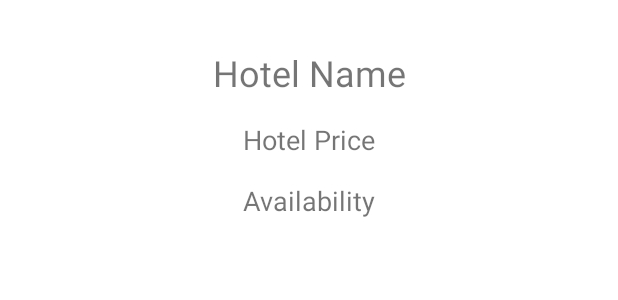
After one commit to sylvesterterdoo/MCDA5550_A00472836, an Android app: the layout hotel_guest_details_layout.xml on its own in the app's theme, with its tools: preview values and no code run, on a phone screen of 412 x 824 dp. The commit adds this screen. Shown: the top 300 px of the screen. Run offline under Robolectric (Android 15) with nearby library versions, the phone set to English and light mode, and no system bars.

Commit message:
added third page

```diff
--- a/app/src/main/AndroidManifest.xml
+++ b/app/src/main/AndroidManifest.xml
@@ -23,6 +23,7 @@
                 <category android:name="android.intent.category.LAUNCHER" />
             </intent-filter>
         </activity>
+        <activity android:name=".HotelGuestDetails" />
     </application>
 
     <uses-permission android:name="android.permission.INTERNET" />
--- a/app/src/main/java/com/example/hotel_reservation_system_project/HotelGuestDetails.kt
+++ b/app/src/main/java/com/example/hotel_reservation_system_project/HotelGuestDetails.kt
@@ -1,4 +1,23 @@
 package com.example.hotel_reservation_system_project
 
-class HotelGuestDetails {
+import android.os.Bundle
+import android.widget.TextView
+import androidx.appcompat.app.AppCompatActivity
+
+class HotelGuestDetails : AppCompatActivity() {
+
+    override fun onCreate(savedInstanceState: Bundle?) {
+        super.onCreate(savedInstanceState)
+        setContentView(R.layout.hotel_guest_details_layout)
+
+        // Retrieve data passed from previous activity
+        val hotelName = intent.getStringExtra("hotelName")
+        val hotelPrice = intent.getStringExtra("hotelPrice")
+        val hotelAvailability = intent.getStringExtra("hotelAvailability")
+
+        // Update TextViews with retrieved data
+        findViewById<TextView>(R.id.hotel_name_text_view).text = hotelName
+        findViewById<TextView>(R.id.hotel_price_text_view).text = "Price: $hotelPrice"
+        findViewById<TextView>(R.id.hotel_availability_text_view).text = "Availability: $hotelAvailability"
+    }
 }
--- a/app/src/main/java/com/example/hotel_reservation_system_project/HotelSearchFragment.kt
+++ b/app/src/main/java/com/example/hotel_reservation_system_project/HotelSearchFragment.kt
@@ -1,5 +1,6 @@
 package com.example.hotel_reservation_system_project
 
+import HotelsListFragment
 import android.app.DatePickerDialog
 import android.os.Build
 import android.os.Bundle
--- a/app/src/main/java/com/example/hotel_reservation_system_project/HotelsListFragment.kt
+++ b/app/src/main/java/com/example/hotel_reservation_system_project/HotelsListFragment.kt
@@ -1,3 +1,4 @@
+/*
 package com.example.hotel_reservation_system_project
 
 import android.content.Intent
@@ -114,13 +115,16 @@ class HotelsListFragment: Fragment(), ItemClickListener {
 
 
     override fun onClick(view: View, position: Int) {
+        // Update selected position in adapter
+        hotelListAdapter.selectedPosition = position
+        hotelListAdapter.notifyDataSetChanged()
         Toast.makeText(context, "Item clicked at position " + position, Toast.LENGTH_SHORT).show();
     }
 
 }
+*/
 
 
-/*
 import android.content.Intent
 import android.os.Bundle
 import android.view.LayoutInflater
@@ -242,4 +246,3 @@ class HotelsListFragment : Fragment(), ItemClickListener {
         hotelListAdapter.notifyDataSetChanged()
     }
 }
-*/
--- /dev/null
+++ b/app/src/main/res/layout/hotel_guest_details_layout.xml
@@ -0,0 +1,47 @@
+<?xml version="1.0" encoding="utf-8"?>
+<androidx.constraintlayout.widget.ConstraintLayout
+xmlns:android="http://schemas.android.com/apk/res/android"
+xmlns:app="http://schemas.android.com/apk/res-auto"
+android:layout_width="match_parent"
+android:layout_height="match_parent">
+
+<TextView
+    android:id="@+id/hotel_name_text_view"
+    android:layout_width="wrap_content"
+    android:layout_height="wrap_content"
+    android:text="Hotel Name"
+    android:textSize="24sp"
+    app:layout_constraintTop_toTopOf="parent"
+    app:layout_constraintStart_toStartOf="parent"
+    app:layout_constraintEnd_toEndOf="parent"
+    android:layout_marginTop="32dp"
+    android:layout_marginStart="16dp"
+    android:layout_marginEnd="16dp"/>
+
+<TextView
+    android:id="@+id/hotel_price_text_view"
+    android:layout_width="wrap_content"
+    android:layout_height="wrap_content"
+    android:text="Hotel Price"
+    android:textSize="18sp"
+    app:layout_constraintTop_toBottomOf="@id/hotel_name_text_view"
+    app:layout_constraintStart_toStartOf="parent"
+    app:layout_constraintEnd_toEndOf="parent"
+    android:layout_marginTop="16dp"
+    android:layout_marginStart="16dp"
+    android:layout_marginEnd="16dp"/>
+
+<TextView
+    android:id="@+id/hotel_availability_text_view"
+    android:layout_width="wrap_content"
+    android:layout_height="wrap_content"
+    android:text="Availability"
+    android:textSize="18sp"
+    app:layout_constraintTop_toBottomOf="@id/hotel_price_text_view"
+    app:layout_constraintStart_toStartOf="parent"
+    app:layout_constraintEnd_toEndOf="parent"
+    android:layout_marginTop="16dp"
+    android:layout_marginStart="16dp"
+    android:layout_marginEnd="16dp"/>
+
+</androidx.constraintlayout.widget.ConstraintLayout>
```
